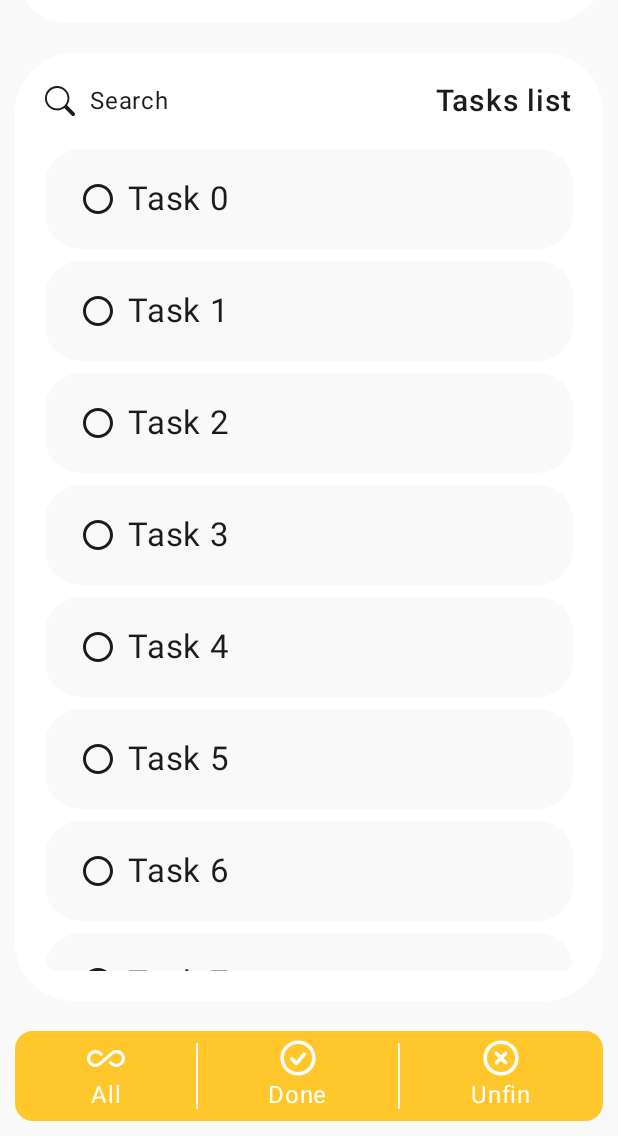
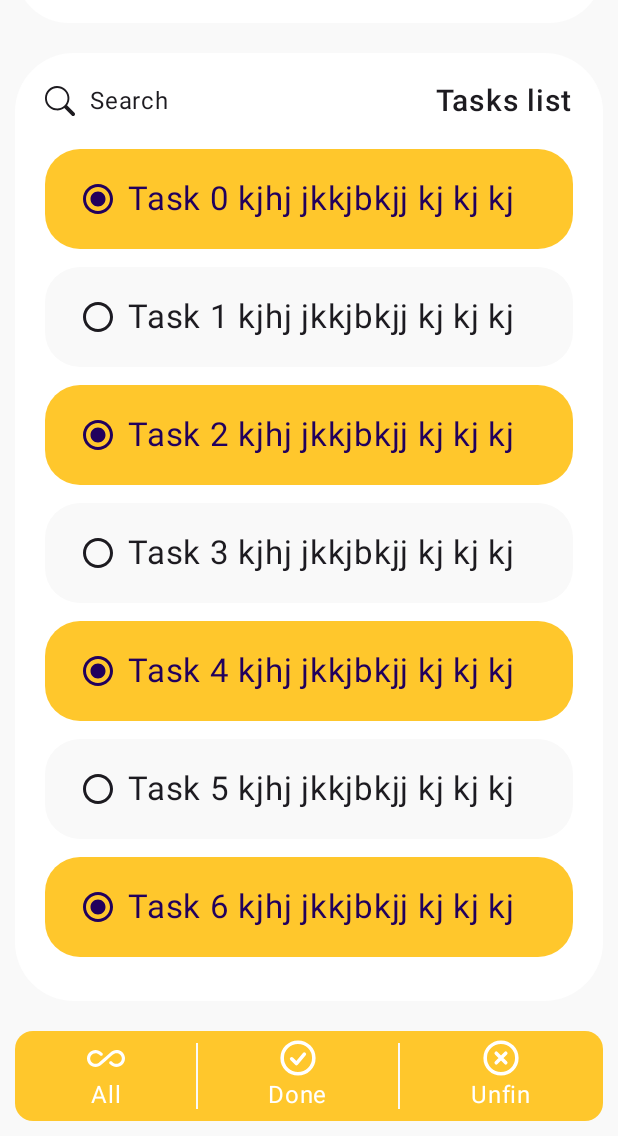
Before and after one commit to vitJR1/taskman, an Android app built with Jetpack Compose: the screen it shows after launch (MainActivity), on a phone screen of 412 x 824 dp, the part 100-1236 px from its top. Run offline under Robolectric (Android 15) with nearby library versions, the phone set to English and light mode, and no system bars; Roboto replaces fonts that are not available here.

Commit message:
fix task list

```diff
--- a/app/src/main/java/com/noname/taskman/ui/overview/home/body/taskList.kt
+++ b/app/src/main/java/com/noname/taskman/ui/overview/home/body/taskList.kt
@@ -1,42 +1,61 @@
 package com.noname.taskman.ui.overview.home.body
 
 import androidx.compose.foundation.background
+import androidx.compose.foundation.clickable
 import androidx.compose.foundation.layout.*
 import androidx.compose.foundation.lazy.LazyColumn
 import androidx.compose.foundation.shape.RoundedCornerShape
 import androidx.compose.material3.*
 import androidx.compose.runtime.Composable
+import androidx.compose.runtime.mutableStateOf
+import androidx.compose.runtime.remember
 import androidx.compose.ui.Alignment
 import androidx.compose.ui.Modifier
 import androidx.compose.ui.draw.clip
+import androidx.compose.ui.graphics.Color
 import androidx.compose.ui.res.painterResource
+import androidx.compose.ui.text.style.TextOverflow
 import androidx.compose.ui.unit.dp
 import androidx.compose.ui.unit.sp
 import com.noname.taskman.R
 
 @Composable
 fun TaskCard(task: Int){
+    val isCompleted = remember {
+            mutableStateOf(task % 2 == 0)
+        }
     Card(
         modifier = Modifier
             .clip(RoundedCornerShape(35))
-            .background(MaterialTheme.colorScheme.tertiaryContainer)
-            .padding(25.dp, 10.dp)
-            .fillMaxWidth(),
-        colors = CardDefaults.cardColors(containerColor = MaterialTheme.colorScheme.tertiaryContainer)
+            .fillMaxWidth()
+            .clickable { isCompleted.value = !isCompleted.value },
+        colors = CardDefaults.cardColors(
+            containerColor =
+                if (isCompleted.value)
+                    MaterialTheme.colorScheme.primaryContainer
+                else
+                    MaterialTheme.colorScheme.tertiaryContainer
+        )
     ) {
         Row(
             verticalAlignment = Alignment.CenterVertically,
-            modifier = Modifier.padding(vertical = 10.dp)
+            modifier = Modifier.padding(25.dp , 20.dp)
         ) {
             Icon(
-                painter = painterResource(id = R.drawable.round_ico),
+                painter =
+                if(isCompleted.value)
+                    painterResource(id = R.drawable.round_with_round_ico)
+                else
+                    painterResource(id = R.drawable.round_ico),
                 contentDescription = "",
                 modifier = Modifier.size(20.dp)
             )
             Spacer(modifier = Modifier.width(10.dp))
             Text(
-                text = "Task $task",
-                fontSize = 22.sp
+                text = "Task $task kjhj jkkjbkjj kj kj kj ",
+                fontSize = 22.sp,
+                softWrap = false,
+                overflow = TextOverflow.Ellipsis
             )
         }
     }
@@ -45,11 +64,22 @@ fun TaskCard(task: Int){
 @Composable
 fun TaskList(){
     LazyColumn(
-        Modifier.padding(top = 20.dp).clip(RoundedCornerShape(8.dp)),
-        verticalArrangement = Arrangement.spacedBy(8.dp)
+        Modifier
+            .padding(top = 20.dp)
+            .clip(RoundedCornerShape(8.dp)),
+        verticalArrangement = Arrangement.spacedBy(12.dp)
     ){
         items(15){
             TaskCard(it)
         }
     }
 }
+
+//подробнее
+//возможность автоматически ставить обновить задачу
+// (поставить как нувею каждый день)
+// профиль
+// возможность авторизоватся
+// добавить друзей
+// донат( по желанию ) я тоже хочу деняг
+// пока все идеи
```
